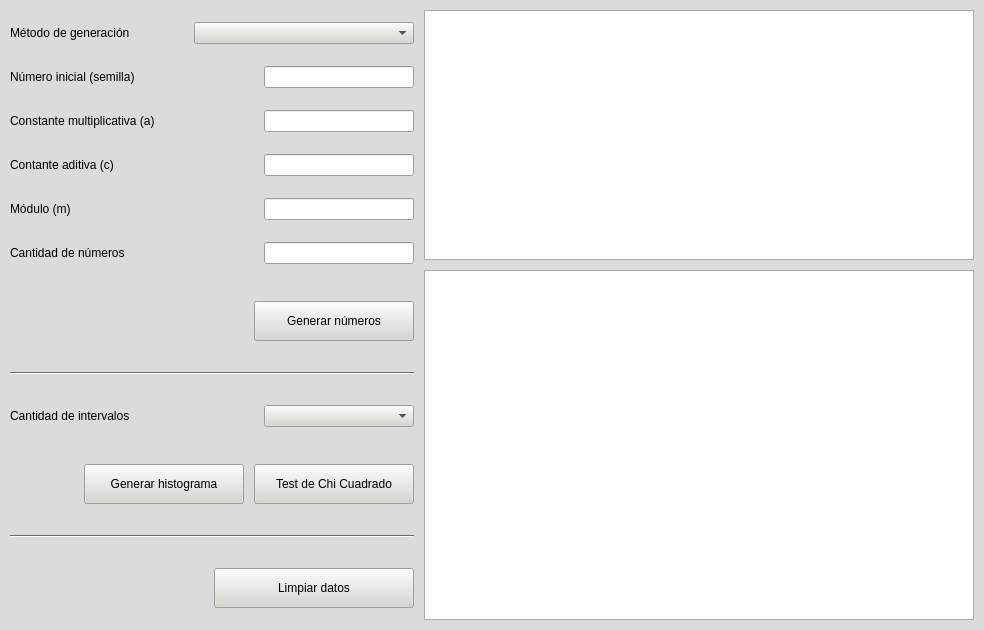
agustin007/Facultad-2021, file SIM/TP1/generador_numeros/interfaz/ventana_generador_numeros_pseudoaleatorios.ui: the form before one commit.
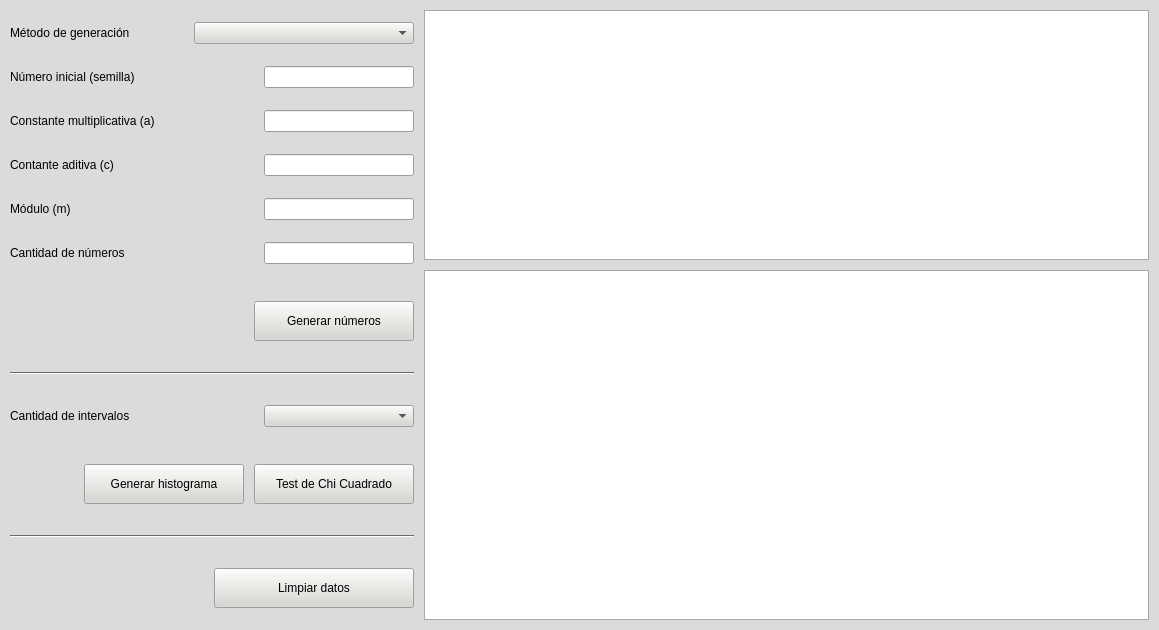
The form after the commit. Icons and pictures are not drawn.

Commit message: Agrego columnas de frecuencias observadas y esperadas acumuladas

Patch:
```diff
--- a/SIM/TP1/generador_numeros/interfaz/ventana_generador_numeros_pseudoaleatorios.ui
+++ b/SIM/TP1/generador_numeros/interfaz/ventana_generador_numeros_pseudoaleatorios.ui
@@ -6,7 +6,7 @@
    <rect>
     <x>0</x>
     <y>0</y>
-    <width>984</width>
+    <width>1159</width>
     <height>630</height>
    </rect>
   </property>
@@ -989,7 +989,7 @@
           </property>
           <property name="minimumSize">
            <size>
-            <width>550</width>
+            <width>725</width>
             <height>250</height>
            </size>
           </property>
@@ -1014,12 +1014,12 @@
           </property>
           <property name="minimumSize">
            <size>
-            <width>550</width>
+            <width>725</width>
             <height>350</height>
            </size>
           </property>
           <attribute name="horizontalHeaderDefaultSectionSize">
-           <number>105</number>
+           <number>100</number>
           </attribute>
           <attribute name="horizontalHeaderStretchLastSection">
            <bool>true</bool>
```
The commit also changes 2 other files.
